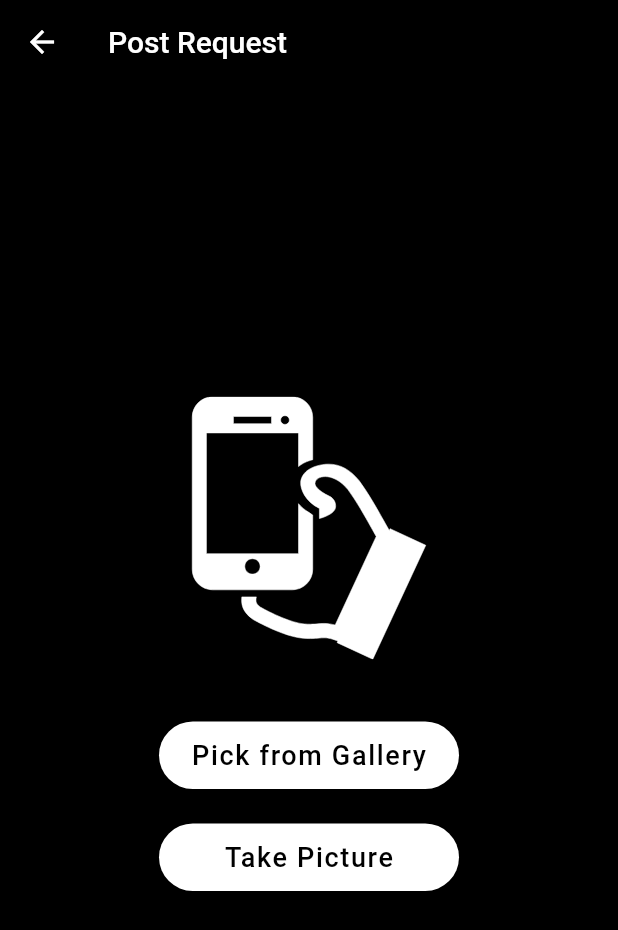
After one commit to ikeshav42/PSR, a Flutter app: the screen it shows after launch, after a tap on "Post Request", on a phone screen of 412 x 824 dp. The commit adds this screen. Shown: the top 930 px of the screen. Run offline on Flutter 3.47's test engine with Material 2 defaults, Android fonts, the phone set to English and light mode, and no system bars; our stand-ins replace flutter_svg, image_picker; network calls fail.

Commit message:
Added Post request page and camera interface page (Change main function path to start from first, Do the modifications in samplecam.dart

```diff
--- a/lib/main.dart
+++ b/lib/main.dart
@@ -5,6 +5,7 @@ import 'typeselection.dart';
 import 'welcomebw.dart';
 import 'adminform.dart';
 import 'userhome.dart';
+import 'samplecam.dart';
 
 void main() {
   runApp(MyApp());
@@ -14,7 +15,8 @@ class MyApp extends StatelessWidget {
   @override
   Widget build(BuildContext context) {
     return MaterialApp(
-      home: WelcomeBW(),
+      home: UserHomePageBW(username: 'Keshav', email: 'abc@gmail.com',),
+      // home: WelcomeBW(),
     );
   }
 }
--- /dev/null
+++ b/lib/samplecam.dart
@@ -0,0 +1,99 @@
+import 'dart:io';
+import 'package:flutter/material.dart';
+import 'package:image_picker/image_picker.dart';
+import 'package:flutter_svg/flutter_svg.dart';
+
+class Imagepick extends StatefulWidget {
+  @override
+  _MyHomePageState createState() => _MyHomePageState();
+}
+
+class _MyHomePageState extends State<Imagepick> {
+  File? _selectedImage; // IMAGE STORED HERE
+
+  Future<void> _pickImage() async {
+    final imagePicker = ImagePicker();
+    final pickedImage =
+        await imagePicker.pickImage(source: ImageSource.gallery);
+    if (pickedImage != null) {
+      setState(() {
+        _selectedImage = File(pickedImage.path);
+      });
+    }
+  }
+
+  Future<void> _takePicture() async {
+    final imagePicker = ImagePicker();
+    final takenImage = await imagePicker.pickImage(source: ImageSource.camera);
+    if (takenImage != null) {
+      setState(() {
+        _selectedImage = File(takenImage.path);
+      });
+    }
+  }
+
+  @override
+  Widget build(BuildContext context) {
+    return Scaffold(
+      appBar: AppBar(
+        title: const Text('Post Request'),
+        backgroundColor: Colors.black,
+      ),
+      body: Center(
+        child: Column(
+          mainAxisAlignment: MainAxisAlignment.center,
+          children:[
+            SizedBox(
+              child: SvgPicture.asset(
+                'assets/pic.svg',
+                height: 175,
+              ),
+            ),
+            const SizedBox(
+              height: 40,
+            ),
+            ElevatedButton(
+              onPressed: _pickImage,
+              style: ElevatedButton.styleFrom(
+                backgroundColor: Colors.white,
+                foregroundColor: Colors.black,
+                fixedSize: const Size(200, 45),
+                shape: RoundedRectangleBorder(
+                  borderRadius: BorderRadius.circular(30),
+                ),
+              ),
+              child: const Text(
+                'Pick from Gallery',
+                style: TextStyle(fontSize: 18, letterSpacing: 1.1),
+              ),
+            ),
+            const SizedBox(height: 20),
+            ElevatedButton(
+              onPressed: _takePicture,
+              style: ElevatedButton.styleFrom(
+                backgroundColor: Colors.white,
+                foregroundColor: Colors.black,
+                fixedSize: const Size(200, 45),
+                shape: RoundedRectangleBorder(
+                  borderRadius: BorderRadius.circular(30),
+                ),
+              ),
+              child: const Text(
+                'Take Picture',
+                style: TextStyle(fontSize: 18, letterSpacing: 1.1),
+              ),
+            ),
+            const SizedBox(height: 20),
+            if (_selectedImage != null) // DO IMAGE ACTION HERE
+              Image.file(
+                _selectedImage!,
+                width: 200,
+                height: 200,
+              ),
+          ],
+        ),
+      ),
+      backgroundColor: Colors.black,
+    );
+  }
+}
--- a/lib/userhome.dart
+++ b/lib/userhome.dart
@@ -1,8 +1,9 @@
 import 'package:flutter/material.dart';
 import 'package:flutter_svg/flutter_svg.dart';
+import 'samplecam.dart';
 
 class UserHomePageBW extends StatelessWidget {
-  final String username; // The username obtained after login
+  final String username;
   final String email;
 
   const UserHomePageBW({required this.username, required this.email});
@@ -49,12 +50,12 @@ class UserHomePageBW extends StatelessWidget {
             ),
             ElevatedButton(
               onPressed: () {
-                //navigation logic here
+                Navigator.of(context).push(MaterialPageRoute(builder: (context)=>Imagepick()));
               },
               style: ElevatedButton.styleFrom(
                 backgroundColor: Colors.white,
                 foregroundColor: Colors.black,
-                fixedSize: Size(200, 45),
+                fixedSize: const Size(200, 45),
                 shape: RoundedRectangleBorder(
                   borderRadius: BorderRadius.circular(30),
                 ),
@@ -70,12 +71,12 @@ class UserHomePageBW extends StatelessWidget {
             const SizedBox(height: 20),
             ElevatedButton(
               onPressed: () {
-// navigation logic here
+
               },
               style: ElevatedButton.styleFrom(
                 backgroundColor: Colors.white,
                 foregroundColor: Colors.black,
-                fixedSize: Size(200, 45),
+                fixedSize: const Size(200, 45),
                 shape: RoundedRectangleBorder(
                   borderRadius: BorderRadius.circular(30),
                 ),
@@ -96,7 +97,7 @@ class UserHomePageBW extends StatelessWidget {
               style: ElevatedButton.styleFrom(
                 backgroundColor: Colors.white,
                 foregroundColor: Colors.black,
-                fixedSize: Size(200, 45),
+                fixedSize: const Size(200, 45),
                 shape: RoundedRectangleBorder(
                   borderRadius: BorderRadius.circular(30),
                 ),
--- a/pubspec.yaml
+++ b/pubspec.yaml
@@ -11,6 +11,7 @@ dependencies:
     sdk: flutter
   flutter_svg: ^0.23.0
   http: ^1.1.0
+  image_picker: ^0.8.4+4
 
 dev_dependencies:
   flutter_test:
```
Also changed, not shown: lib/adminform.dart (+7 -4 lines), assets/pic.svg (added), pubspec.lock, 11 other files.
